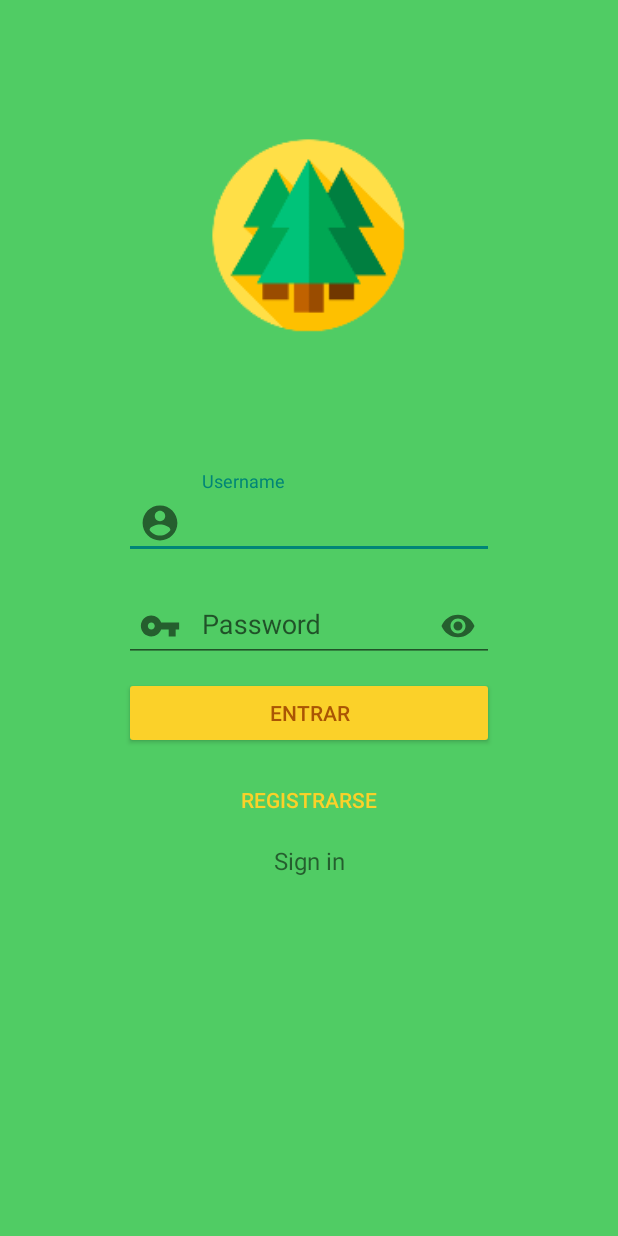
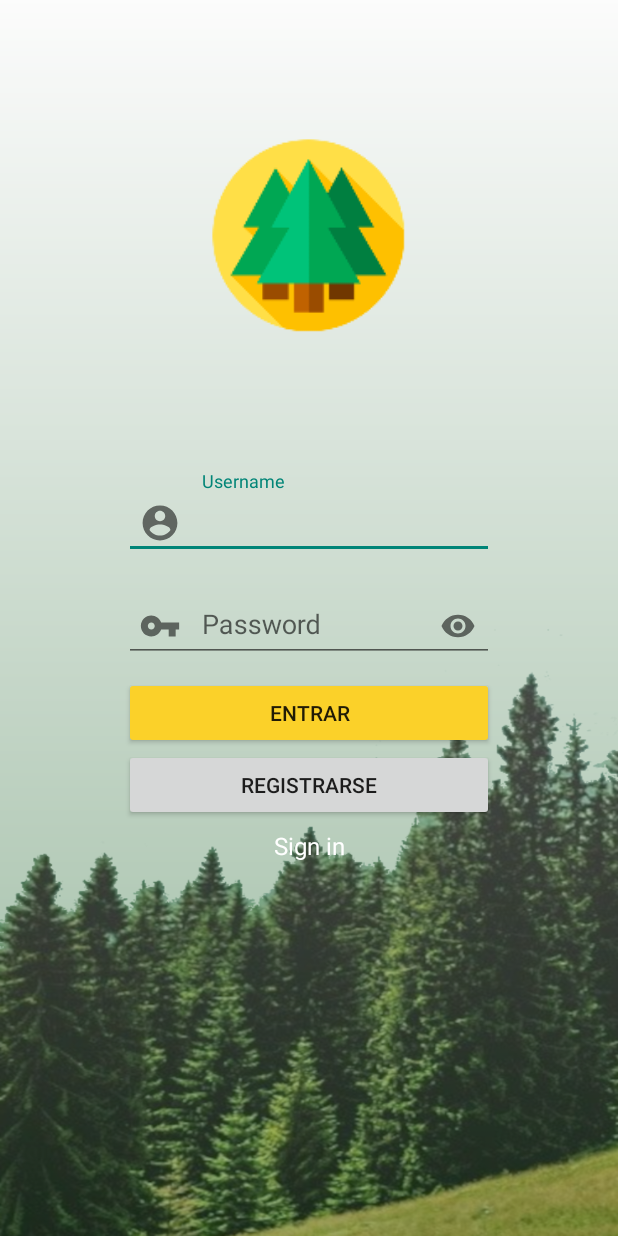
Before and after one commit to mcas2/InterfaceDesign, an Android app: the screen it shows after launch (LoginActivity), on a phone screen of 412 x 824 dp. Run offline under Robolectric (Android 15) with nearby library versions, the phone set to English and light mode, and no system bars.

Commit message:
terminamos login (estéticamente) y vinculamos el botón con la siguiente activity

```diff
--- a/app/src/main/java/com/mcas2/interfacedesign/LoginActivity.java
+++ b/app/src/main/java/com/mcas2/interfacedesign/LoginActivity.java
@@ -1,8 +1,9 @@
 package com.mcas2.interfacedesign;
 
 import androidx.appcompat.app.AppCompatActivity;
-
+import android.content.Intent;
 import android.os.Bundle;
+import android.view.View;
 
 public class LoginActivity extends AppCompatActivity {
 
@@ -11,4 +12,9 @@
         super.onCreate(savedInstanceState);
         setContentView(R.layout.activity_login);
     }
+
+    public void onClick (View v) {
+        Intent intent = new Intent(LoginActivity.this, MainActivity.class);
+        startActivity(intent);
+    }
 }
--- /dev/null
+++ b/app/src/main/res/color/button_custom.xml
@@ -0,0 +1,6 @@
+<?xml version="1.0" encoding="utf-8"?>
+<selector xmlns:android="http://schemas.android.com/apk/res/android">
+    <item android:color="@android:color/white"
+        android:state_pressed="true"/>
+    <item android:color="@color/yellow_forest"/>
+</selector>
--- /dev/null
+++ b/app/src/main/res/drawable/gradient.xml
@@ -0,0 +1,11 @@
+<?xml version="1.0" encoding="utf-8"?>
+<shape xmlns:android="http://schemas.android.com/apk/res/android"
+    android:shape="rectangle">
+    <gradient
+        android:startColor="@color/green_deep"
+        android:endColor="@color/white"
+        android:angle="90"
+        >
+    </gradient>
+
+</shape>
--- a/app/src/main/res/layout/activity_login.xml
+++ b/app/src/main/res/layout/activity_login.xml
@@ -4,8 +4,22 @@
     xmlns:tools="http://schemas.android.com/tools"
     android:layout_width="match_parent"
     android:layout_height="match_parent"
-    tools:context=".LoginActivity"
-    android:background="@color/green_forest">
+    tools:context=".LoginActivity">
+
+    <ImageView
+        android:layout_width="match_parent"
+        android:layout_height="match_parent"
+        android:scaleType="fitXY"
+        android:src="@drawable/pinos">
+    </ImageView>
+
+    <View
+        android:layout_width="match_parent"
+        android:layout_height="match_parent"
+        android:alpha="0.4"
+        android:background="@drawable/gradient">
+
+    </View>
 
     <com.google.android.material.textfield.TextInputLayout
         android:id="@+id/username"
@@ -49,19 +63,25 @@
 
     <Button
         android:id="@+id/entrar"
+        android:layout_width="0dp"
+        android:layout_height="wrap_content"
+        android:layout_marginTop="10dp"
+        android:backgroundTint="@color/button_custom"
+        android:onClick="onClick"
         android:text="@string/entrar_button"
-        app:layout_constraintTop_toBottomOf="@id/password"
+        app:layout_constraintEnd_toEndOf="@id/guideline2"
         app:layout_constraintStart_toStartOf="@id/guideline1"
-        app:layout_constraintEnd_toEndOf="@id/guideline2"
-        style="@style/myButton" />
+        app:layout_constraintTop_toBottomOf="@id/password" />
 
     <Button
         android:id="@+id/registro"
         android:text="@string/registro_string"
+        android:layout_width="0dp"
+        android:layout_height="wrap_content"
         app:layout_constraintTop_toBottomOf="@id/entrar"
         app:layout_constraintStart_toStartOf="@id/guideline1"
         app:layout_constraintEnd_toEndOf="@id/guideline2"
-        style="@style/myButton2" />
+        />
 
     <androidx.constraintlayout.widget.Guideline
         android:id="@+id/guideline1"
@@ -82,6 +102,7 @@
         android:layout_width="wrap_content"
         android:layout_height="wrap_content"
         android:text="@string/register_banner_string"
+        android:textColor="@color/white"
         app:layout_constraintTop_toBottomOf="@id/registro"
         app:layout_constraintStart_toStartOf="@id/guideline1"
         app:layout_constraintEnd_toEndOf="@id/guideline2"
--- a/app/src/main/res/values/colors.xml
+++ b/app/src/main/res/values/colors.xml
@@ -10,4 +10,5 @@
     <color name="green_forest">#50CC64</color>
     <color name="yellow_forest">#FBD129</color>
     <color name="brown_forest">#AA5504</color>
+    <color name="green_deep">#095817</color>
 </resources>
--- a/app/src/main/res/values/styles.xml
+++ b/app/src/main/res/values/styles.xml
@@ -1,20 +1,6 @@
 <?xml version="1.0" encoding="utf-8"?>
 <resources>
-    <style name="myButton">
-        <item name="android:layout_width">0dp</item>
-        <item name="android:layout_height">wrap_content</item>
-        <item name="android:layout_marginTop">10dp</item>
-        <item name="android:backgroundTint">@color/yellow_forest</item>
-        <item name="android:textColor">@color/brown_forest</item>
-    </style>
+    <style name="myButton2" parent="Widget.MaterialComponents.Button.OutlinedButton">
 
-    <style name="myButton2">
-        <item name="android:layout_width">0dp</item>
-        <item name="android:layout_height">wrap_content</item>
-        <item name="android:layout_marginTop">10dp</item>
-        <item name="android:background">@android:color/transparent</item>
-        <!--Hay colores propios de Android que no están en en el colors.xml
-        Esos colores se llaman como @android:color/loquesea. Para transparent.-->
-        <item name="android:textColor">@color/yellow_forest</item>
     </style>
 </resources>
```
Also changed, not shown: app/src/main/res/drawable-v24/pinos.png (added).
